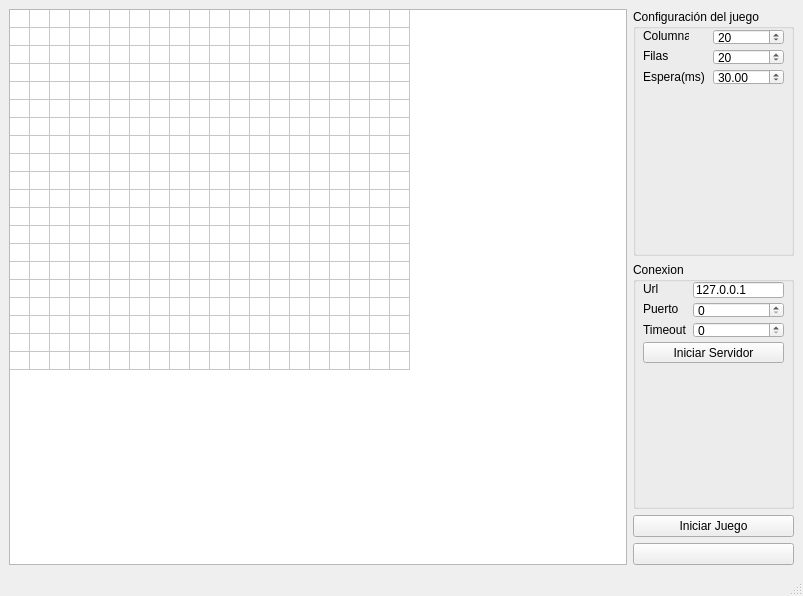
Qt form servidor.ui (RicardoBN/Practica11-Modelado20171) before a commit.
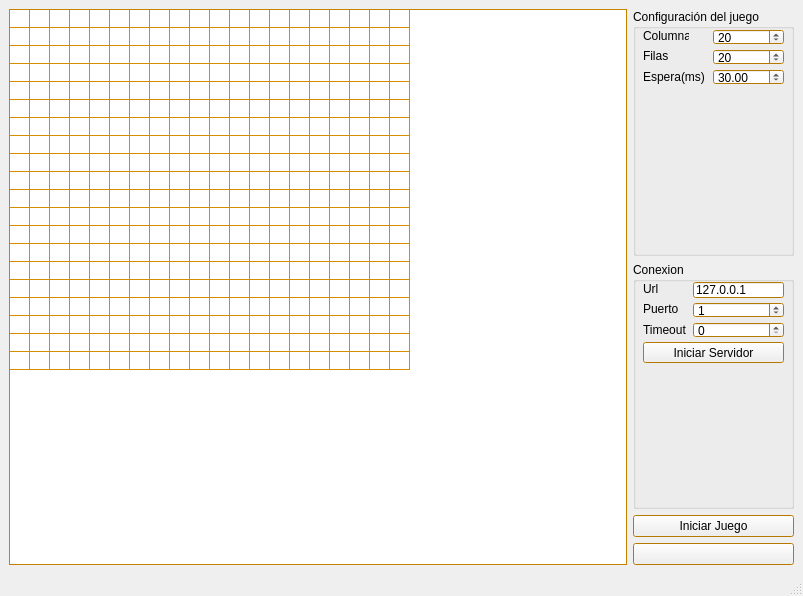
The same form after that commit. Icons and pictures are not drawn.

```diff
--- a/servidor.ui
+++ b/servidor.ui
@@ -13,7 +13,78 @@
   <property name="windowTitle">
    <string>servidor</string>
   </property>
+  <property name="windowIcon">
+   <iconset>
+    <normaloff>c4396505db29c0744b9fef79f8ca4f25.jpg</normaloff>c4396505db29c0744b9fef79f8ca4f25.jpg</iconset>
+  </property>
+  <property name="autoFillBackground">
+   <bool>false</bool>
+  </property>
   <widget class="QWidget" name="centralwidget">
+   <property name="palette">
+    <palette>
+     <active>
+      <colorrole role="Base">
+       <brush brushstyle="SolidPattern">
+        <color alpha="255">
+         <red>255</red>
+         <green>255</green>
+         <blue>255</blue>
+        </color>
+       </brush>
+      </colorrole>
+      <colorrole role="Window">
+       <brush brushstyle="SolidPattern">
+        <color alpha="255">
+         <red>255</red>
+         <green>170</green>
+         <blue>0</blue>
+        </color>
+       </brush>
+      </colorrole>
+     </active>
+     <inactive>
+      <colorrole role="Base">
+       <brush brushstyle="SolidPattern">
+        <color alpha="255">
+         <red>255</red>
+         <green>255</green>
+         <blue>255</blue>
+        </color>
+       </brush>
+      </colorrole>
+      <colorrole role="Window">
+       <brush brushstyle="SolidPattern">
+        <color alpha="255">
+         <red>255</red>
+         <green>170</green>
+         <blue>0</blue>
+        </color>
+       </brush>
+      </colorrole>
+     </inactive>
+     <disabled>
+      <colorrole role="Base">
+       <brush brushstyle="SolidPattern">
+        <color alpha="255">
+         <red>255</red>
+         <green>170</green>
+         <blue>0</blue>
+        </color>
+       </brush>
+      </colorrole>
+      <colorrole role="Window">
+       <brush brushstyle="SolidPattern">
+        <color alpha="255">
+         <red>255</red>
+         <green>170</green>
+         <blue>0</blue>
+        </color>
+       </brush>
+      </colorrole>
+     </disabled>
+    </palette>
+   </property>
    <layout class="QGridLayout" name="gridLayout">
     <item row="0" column="0" rowspan="4">
      <widget class="QTableWidget" name="tableWidget">
@@ -198,6 +269,9 @@
        <property name="suffix">
         <string/>
        </property>
+       <property name="maximum">
+        <double>500.000000000000000</double>
+       </property>
        <property name="singleStep">
         <double>0.100000000000000</double>
        </property>
@@ -283,7 +357,7 @@
         <number>100000</number>
        </property>
        <property name="value">
-        <number>0</number>
+        <number>1</number>
        </property>
       </widget>
       <widget class="QSpinBox" name="spinBox_5">
```
Left out of the diff: 2 changed lines with no effect on the pictures.
